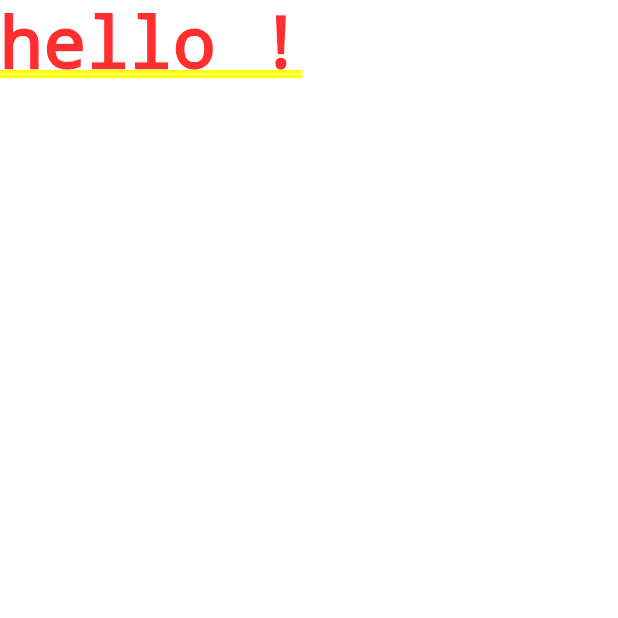
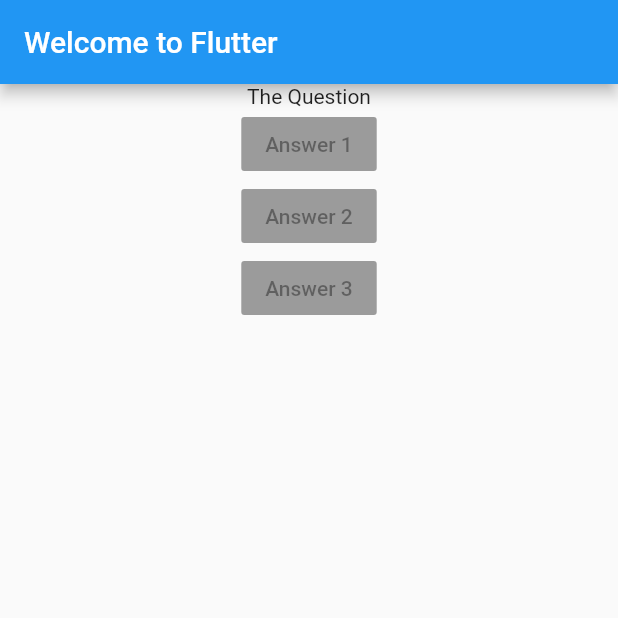
Before and after one commit to vsmengine/flutter_basics, a Flutter app: the screen it shows after launch, on a phone screen of 412 x 824 dp, the top half of it. Run offline on Flutter 3.47's test engine with Material 2 defaults, Android fonts, the phone set to English and light mode, and no system bars.

Commit message:
adding layout widget

```diff
--- a/lib/main.dart
+++ b/lib/main.dart
@@ -7,7 +7,26 @@ class MyApp extends StatelessWidget {
   @override
   Widget build(BuildContext context) {
     return MaterialApp(
-      home: Text('hello !'),
+      title: 'Welcome to Flutter',
+      home: Scaffold(
+        appBar: AppBar(
+          title: Text('Welcome to Flutter'),
+        ),
+        body: Center(
+          child: Column(children: <Widget>[
+            Text('The Question'),
+            RaisedButton(
+              child: Text('Answer 1'),
+              onPressed: null,),
+            RaisedButton(
+              child: Text('Answer 2'),
+              onPressed: null,),
+            RaisedButton(
+              child: Text('Answer 3'),
+              onPressed: null,),
+          ],)
+        )
+      ),
     );
   }
 }
```
